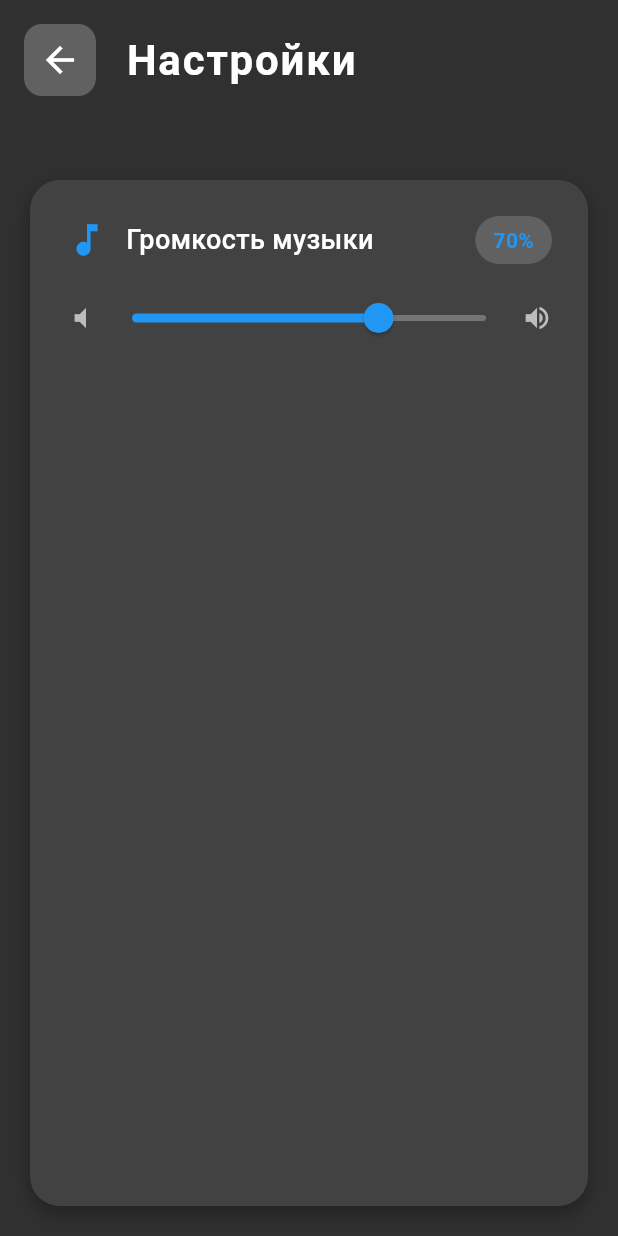
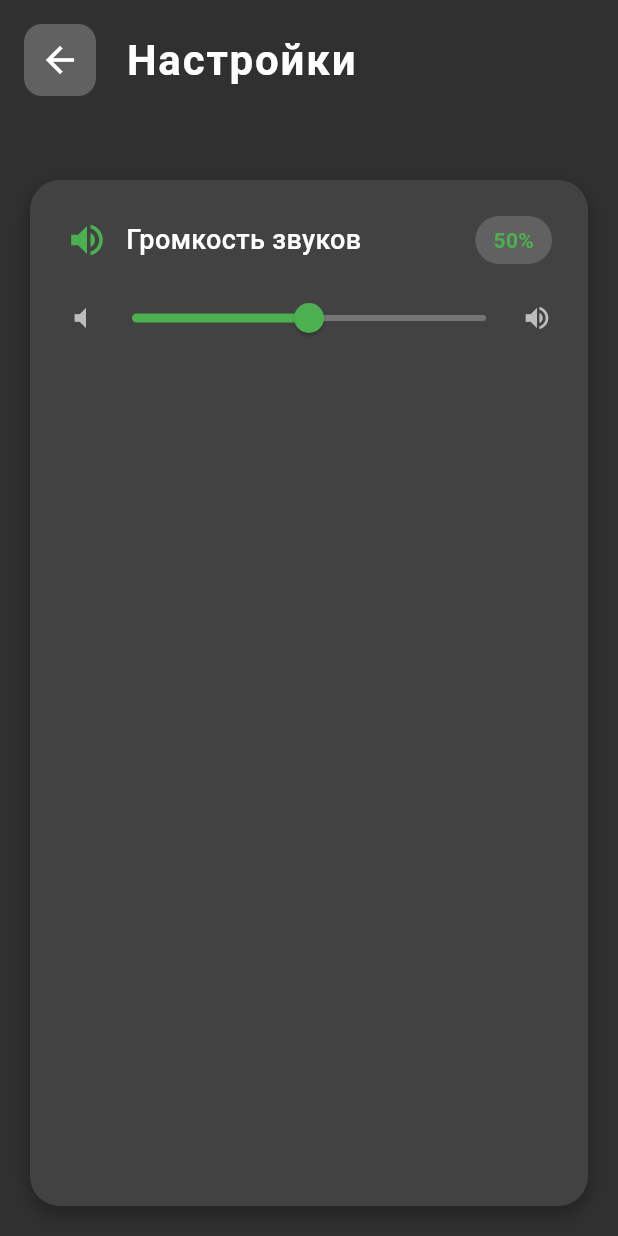
Before and after one commit to Underlej/Flutter-Game, a Flutter app: the SettingsScreen screen opened directly, on a phone screen of 412 x 824 dp. Run offline on Flutter 3.47's test engine with Material 3 defaults, Android fonts, the light colour scheme and no system bars; missing offline and left inert: flame, flame_audio, flame_tiled.

Commit message:
0.4.0.0
решение проблемы с перезапуском

```diff
--- a/stick_man_adventure/lib/MainScreen.dart
+++ b/stick_man_adventure/lib/MainScreen.dart
@@ -102,7 +102,7 @@ class MainScreen extends StatelessWidget {
                           child: InkWell(
                             onTap: () {
                               final startGame = StartGame();
-                              startGame.start();
+                              startGame.start(context);
                             },
                             borderRadius: BorderRadius.circular(50),
                             child: Center(
--- a/stick_man_adventure/lib/SettingScreen.dart
+++ b/stick_man_adventure/lib/SettingScreen.dart
@@ -9,13 +9,12 @@ class SettingsScreen extends StatefulWidget {
 }
 
 class _SettingsScreenState extends State<SettingsScreen> {
-
+  final gameSettings = GameSettings();
 
   @override
   Widget build(BuildContext context) {
-    final gameSettings = GameSettings();
-
     double _musicVolume = gameSettings.musicVolume;
+    double _soundVolume = gameSettings.soundVolume;
 
     return Scaffold(
       backgroundColor: Colors.grey[850],
@@ -77,14 +76,14 @@ class _SettingsScreenState extends State<SettingsScreen> {
                 child: Column(
                   children: [
                     _buildVolumeSlider(
-                      icon: Icons.music_note,
-                      iconColor: Colors.blue,
-                      title: 'Громкость музыки',
-                      value: _musicVolume,
+                      icon: Icons.volume_up,
+                      iconColor: Colors.green,
+                      title: 'Громкость звуков',
+                      value: _soundVolume,
                       onChanged: (value) {
                         setState(() {
-                          _musicVolume = value;
-                          GameSettings().musicVolume = value;
+                          _soundVolume = value;
+                          GameSettings().soundVolume = value;
                         });
                       },
                     ),
--- a/stick_man_adventure/pubspec.yaml
+++ b/stick_man_adventure/pubspec.yaml
@@ -11,6 +11,7 @@ dependencies:
     sdk: flutter
   flame: ^1.35.1
   flame_tiled: ^3.0.11
+  flame_audio: ^2.0.5
 
 dev_dependencies:
   flutter_test:
@@ -28,3 +29,4 @@ flutter:
   - assets/tiles/
   - assets/images/HUD/
   - assets/images/items/checkpoint/
+  - assets/audio/
```
Also changed, not shown: stick_man_adventure/lib/Components/player.dart (+13 -2 lines), stick_man_adventure/lib/Game2D.dart (+7 -3 lines), stick_man_adventure/lib/start_game.dart (+7 -9 lines), stick_man_adventure/pubspec.lock, 11 other files.
